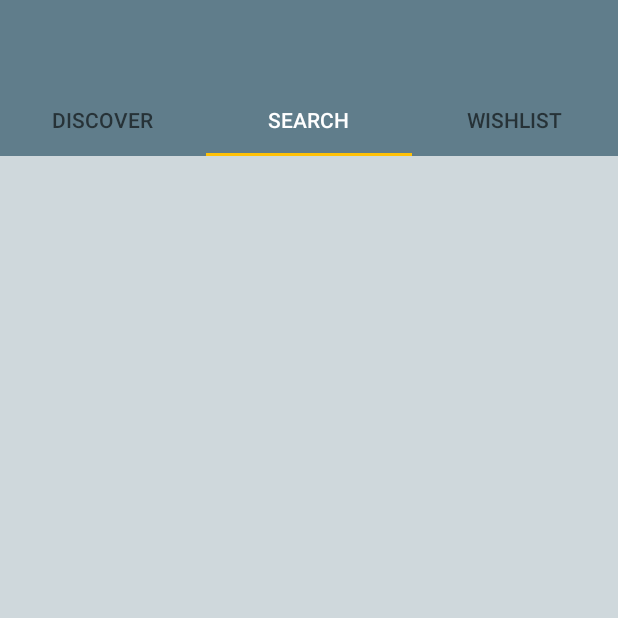
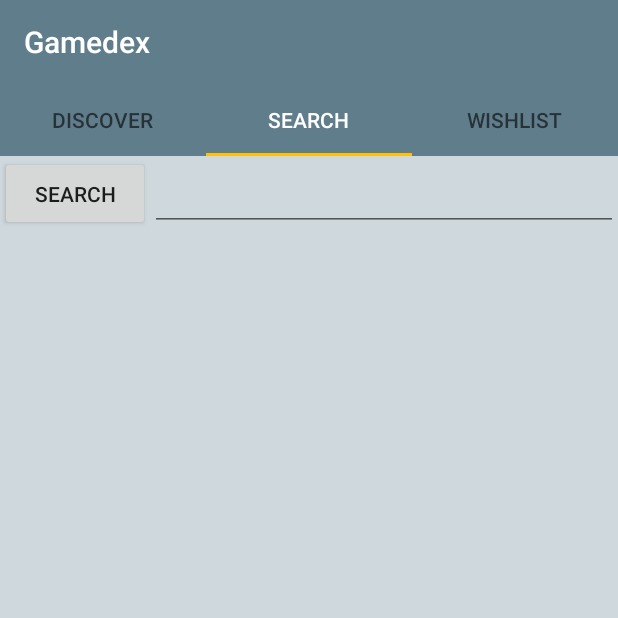
Before and after one commit to joshua-hilborn/Gamedex, an Android app: the screen it shows after launch (MainActivity), tab 2 chosen, on a phone screen of 412 x 824 dp, the top half of it. Run offline under Robolectric (Android 15) with nearby library versions, the phone set to English and light mode, and no system bars; our stand-ins replace Picasso; pictures from the network do not load.

Commit message:
feat: Search tab implemented

```diff
--- a/app/src/main/java/com/vi/gamedex/MainActivity.java
+++ b/app/src/main/java/com/vi/gamedex/MainActivity.java
@@ -1,34 +1,43 @@
 package com.vi.gamedex;
 
+import android.os.Bundle;
+
 import androidx.appcompat.app.AppCompatActivity;
-import androidx.recyclerview.widget.LinearLayoutManager;
-import androidx.recyclerview.widget.RecyclerView;
+import androidx.appcompat.widget.Toolbar;
+import androidx.viewpager.widget.ViewPager;
 
-import android.os.Bundle;
-import android.util.Log;
-import android.view.View;
-import android.widget.Button;
-import android.widget.EditText;
-
-import com.squareup.moshi.JsonAdapter;
-import com.squareup.moshi.Moshi;
-import com.squareup.moshi.Types;
-import com.vi.gamedex.adapter.GameListAdapter;
-import com.vi.gamedex.model.Game;
-
-import java.io.IOException;
-import java.lang.reflect.Type;
-import java.util.Date;
-import java.util.List;
+import com.google.android.material.tabs.TabItem;
+import com.google.android.material.tabs.TabLayout;
+import com.vi.gamedex.adapter.PageAdapter;
 
 public class MainActivity extends AppCompatActivity {
+
+    Toolbar toolbar;
+    TabLayout tabLayout;
+    TabItem discoverTab, searchTab, wishlistTab;
+    ViewPager viewPager;
+    PageAdapter pageAdapter;
+
 
 
     @Override
     protected void onCreate(Bundle savedInstanceState) {
         super.onCreate(savedInstanceState);
         setContentView(R.layout.activity_main);
+        toolbar = findViewById(R.id.toolbar);
+        toolbar.setTitle(getResources().getString(R.string.app_name));
+        setSupportActionBar(toolbar);
+
+        tabLayout = findViewById(R.id.tl_main);
+        viewPager = findViewById(R.id.vp_main);
+
+        pageAdapter = new PageAdapter(getSupportFragmentManager(), tabLayout.getTabCount());
+        viewPager.setAdapter(pageAdapter);
+        tabLayout.setupWithViewPager(viewPager);
+
 
 
     }
+
+
 }
--- a/app/src/main/java/com/vi/gamedex/adapter/PageAdapter.java
+++ b/app/src/main/java/com/vi/gamedex/adapter/PageAdapter.java
@@ -14,7 +14,7 @@ public class PageAdapter extends FragmentPagerAdapter {
 
     private int numberOfTabs;
 
-    PageAdapter (FragmentManager fm, int numTabs){
+    public PageAdapter(FragmentManager fm, int numTabs){
         super(fm, BEHAVIOR_RESUME_ONLY_CURRENT_FRAGMENT);
         this.numberOfTabs = numTabs;
     }
--- a/app/src/main/res/layout/activity_main.xml
+++ b/app/src/main/res/layout/activity_main.xml
@@ -51,48 +51,3 @@
 
 
 </LinearLayout>
-
-
-<!--
-<androidx.constraintlayout.widget.ConstraintLayout
-    xmlns:android="http://schemas.android.com/apk/res/android"
-    xmlns:app="http://schemas.android.com/apk/res-auto"
-    xmlns:tools="http://schemas.android.com/tools"
-    android:layout_width="match_parent"
-    android:layout_height="match_parent"
-    android:background="@color/colorPrimaryDark"
-    tools:context=".MainActivity">
-
-
-
-</androidx.constraintlayout.widget.ConstraintLayout>
--->
-<!--
-<Button
-        android:id="@+id/btn_search"
-        android:layout_width="100dp"
-        android:layout_height="50dp"
-        android:text="SEARCH"
-        app:layout_constraintHorizontal_bias="0.0"
-        app:layout_constraintLeft_toLeftOf="parent"
-        app:layout_constraintRight_toLeftOf="@id/et_searchBox"
-        app:layout_constraintTop_toTopOf="parent" />
-
-    <EditText
-        android:id="@+id/et_searchBox"
-        android:layout_width="0dp"
-        android:layout_height="50dp"
-        app:layout_constraintLeft_toRightOf="@id/btn_search"
-        app:layout_constraintRight_toRightOf="parent"
-        app:layout_constraintTop_toTopOf="parent"/>
-
-    <androidx.recyclerview.widget.RecyclerView
-        android:id="@+id/rv_main"
-        android:layout_width="match_parent"
-        android:layout_height="0dp"
-        app:layout_constraintBottom_toBottomOf="parent"
-        app:layout_constraintLeft_toLeftOf="parent"
-        app:layout_constraintRight_toRightOf="parent"
-        app:layout_constraintTop_toBottomOf="@+id/et_searchBox" />
-
--->
```
